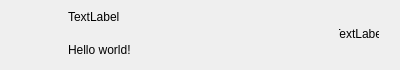
jhxshu/Project, file mychat/Client/chatuserwid.ui: the form before one commit.
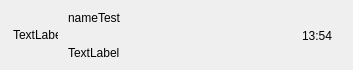
The form after the commit.

What changed in the file:
```diff
--- a/mychat/Client/chatuserwid.ui
+++ b/mychat/Client/chatuserwid.ui
@@ -6,15 +6,15 @@
    <rect>
     <x>0</x>
     <y>0</y>
-    <width>400</width>
+    <width>353</width>
     <height>70</height>
    </rect>
   </property>
-  <property name="minimumSize">
-   <size>
-    <width>0</width>
-    <height>70</height>
-   </size>
+  <property name="sizePolicy">
+   <sizepolicy hsizetype="Preferred" vsizetype="Preferred">
+    <horstretch>0</horstretch>
+    <verstretch>70</verstretch>
+   </sizepolicy>
   </property>
   <property name="maximumSize">
    <size>
@@ -33,10 +33,16 @@
     <number>2</number>
    </property>
    <property name="bottomMargin">
-    <number>5</number>
+    <number>2</number>
    </property>
    <item>
     <widget class="QWidget" name="icon_wid" native="true">
+     <property name="sizePolicy">
+      <sizepolicy hsizetype="Preferred" vsizetype="Preferred">
+       <horstretch>0</horstretch>
+       <verstretch>0</verstretch>
+      </sizepolicy>
+     </property>
      <property name="minimumSize">
       <size>
        <width>50</width>
@@ -80,7 +86,7 @@
          </size>
         </property>
         <property name="text">
-         <string/>
+         <string>TextLabel</string>
         </property>
        </widget>
       </item>
@@ -88,7 +94,19 @@
     </widget>
    </item>
    <item>
-    <widget class="QWidget" name="user_info_wid" native="true">
+    <widget class="QWidget" name="user_info_lb" native="true">
+     <property name="minimumSize">
+      <size>
+       <width>0</width>
+       <height>0</height>
+      </size>
+     </property>
+     <property name="maximumSize">
+      <size>
+       <width>16777215</width>
+       <height>16777215</height>
+      </size>
+     </property>
      <layout class="QVBoxLayout" name="verticalLayout">
       <property name="spacing">
        <number>7</number>
@@ -108,14 +126,14 @@
       <item>
        <widget class="QLabel" name="user_name_lb">
         <property name="text">
-         <string>TextLabel</string>
+         <string>nameTest</string>
         </property>
        </widget>
       </item>
       <item>
        <widget class="QLabel" name="user_chat_lb">
         <property name="text">
-         <string>Hello world!</string>
+         <string>TextLabel</string>
         </property>
        </widget>
       </item>
@@ -139,17 +157,14 @@
      <widget class="QLabel" name="time_lb">
       <property name="geometry">
        <rect>
-        <x>0</x>
+        <x>10</x>
         <y>20</y>
         <width>40</width>
         <height>12</height>
        </rect>
       </property>
       <property name="text">
-       <string>TextLabel</string>
-      </property>
-      <property name="alignment">
-       <set>Qt::AlignmentFlag::AlignCenter</set>
+       <string>13:54</string>
       </property>
      </widget>
     </widget>
```
